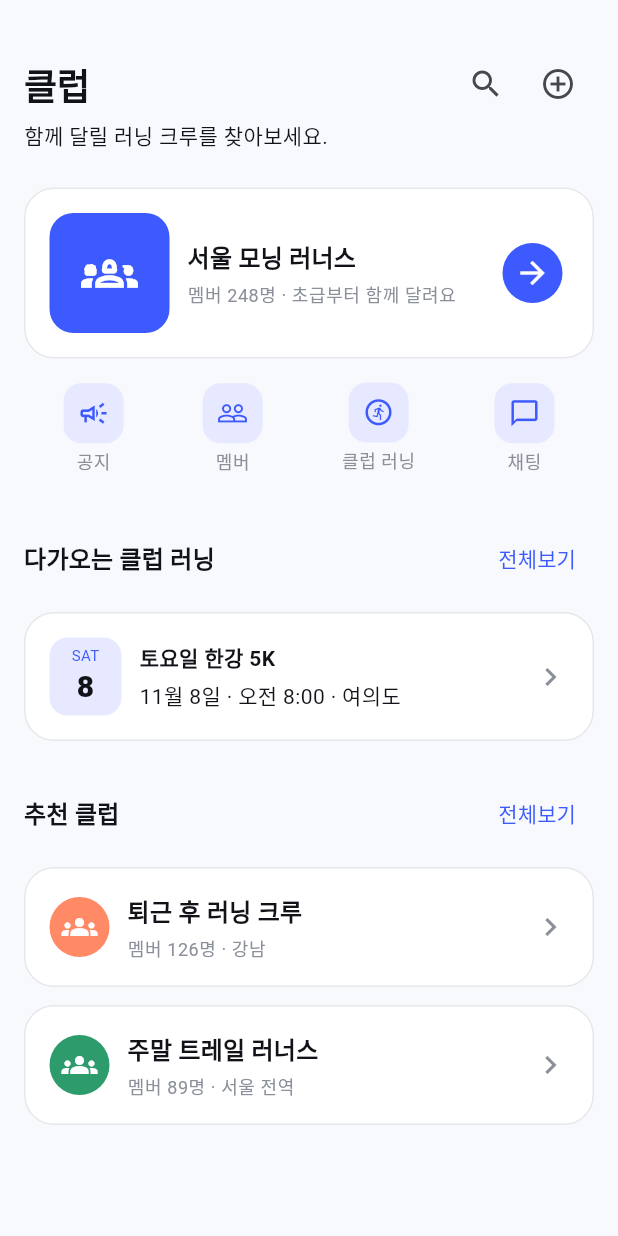
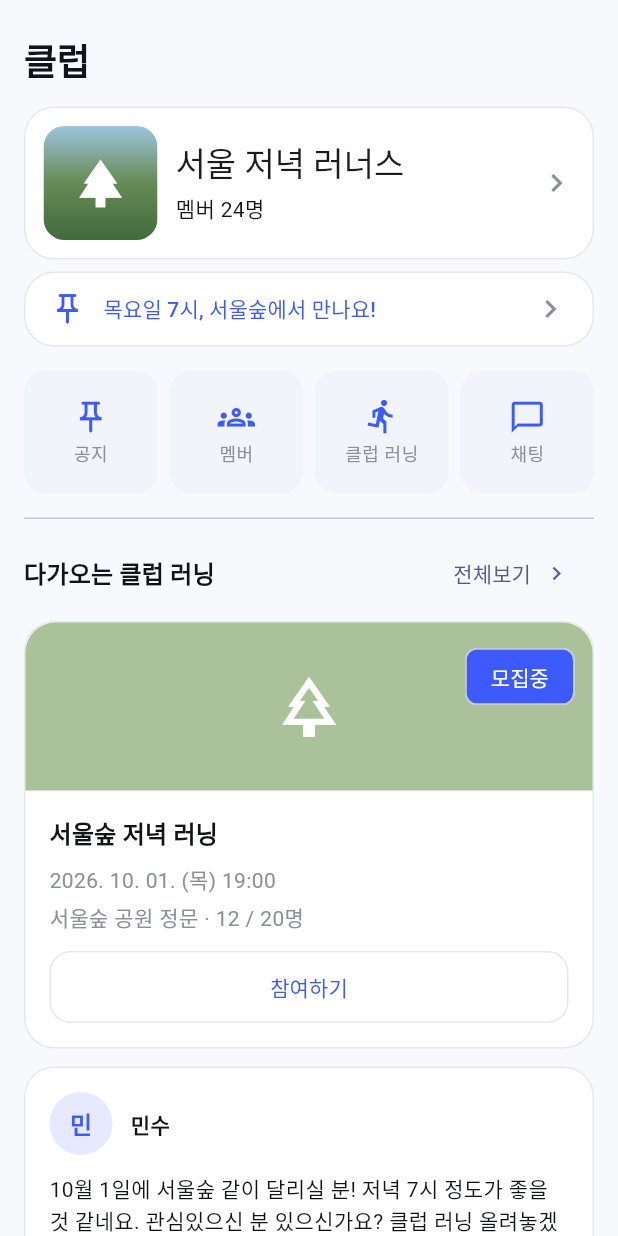
Before and after one commit to leezil/runline, a Flutter app: the ClubScreen widget shown alone on an empty page, opened directly, on a phone screen of 412 x 824 dp. Run offline on Flutter 3.47's test engine with Material 3 defaults, Android fonts, the phone set to English and light mode, and no system bars; our stand-ins replace flutter_secure_storage, geolocator, image_picker, sembast, sembast_web and 1 more; missing offline and left inert: dart:ffi, dart:js_interop, kakao_flutter_sdk_user, kakao_map_sdk; accounts and stored records are empty.

Commit message:
클럽 화면 - UI 시안과 동일하게 수정

```diff
--- a/runline/lib/features/club/club_detail_screens.dart
+++ b/runline/lib/features/club/club_detail_screens.dart
@@ -37,10 +37,10 @@ class ClubRunningScreen extends StatelessWidget {
   Widget build(BuildContext context) => _ClubScaffold(
     title: '클럽 러닝', trailing: const [Icons.search, Icons.add],
     child: ListView(padding: const EdgeInsets.all(AppSpacing.md), children: [
-      const _RunCard(title: '서울숲 저녁 러닝', status: '모집중'), const SizedBox(height: AppSpacing.sm),
-      const _RunCard(title: '뚝섬 한바퀴', status: '모집중'), const SizedBox(height: AppSpacing.lg),
+      const ClubRunCard(title: '서울숲 저녁 러닝', status: '모집중'), const SizedBox(height: AppSpacing.sm),
+      const ClubRunCard(title: '뚝섬 한바퀴', status: '모집중'), const SizedBox(height: AppSpacing.lg),
       Text('지난 클럽 러닝', style: Theme.of(context).textTheme.titleMedium), const SizedBox(height: AppSpacing.sm),
-      const _RunCard(title: '서울숲 저녁 러닝', status: '종료', finished: true),
+      const ClubRunCard(title: '서울숲 저녁 러닝', status: '종료', finished: true),
     ]),
   );
 }
@@ -66,6 +66,75 @@ class _ClubHeader extends StatelessWidget { const _ClubHeader({required this.tit
 class _Avatar extends StatelessWidget { const _Avatar({required this.name, this.muted = false}); final String name; final bool muted; @override Widget build(BuildContext context) => CircleAvatar(radius: 21, backgroundColor: muted ? const Color(0xFFD8D8D8) : const Color(0xFFE6E9FF), child: muted ? null : Text(name.substring(0, 1), style: const TextStyle(fontWeight: FontWeight.w700, color: AppColors.primary))); }
 class _NoticeCard extends StatelessWidget { const _NoticeCard({required this.name, required this.date, required this.message, this.poll = false}); final String name, date, message; final bool poll; @override Widget build(BuildContext context) => AppCard(child: Column(crossAxisAlignment: CrossAxisAlignment.start, children: [Row(children: [_Avatar(name: name), const SizedBox(width: AppSpacing.xs), Text(name, style: Theme.of(context).textTheme.titleMedium), const Spacer(), Text(date, style: Theme.of(context).textTheme.bodySmall)]), const SizedBox(height: AppSpacing.md), Text(message), if (poll) ...[const SizedBox(height: AppSpacing.md), AppButton(label: '참석', onPressed: () {}), const SizedBox(height: AppSpacing.xs), AppButton(label: '불참', onPressed: () {})]])); }
 class _MemberRow extends StatelessWidget { const _MemberRow({required this.name, required this.host, required this.muted}); final String name; final bool host, muted; @override Widget build(BuildContext context) => Padding(padding: const EdgeInsets.symmetric(vertical: AppSpacing.sm), child: Row(children: [_Avatar(name: name, muted: muted), const SizedBox(width: AppSpacing.md), Text(name, style: Theme.of(context).textTheme.titleMedium), if (host) const Padding(padding: EdgeInsets.only(left: 4), child: Icon(Icons.flag_outlined, size: 16, color: AppColors.primary))])); }
-class _RunCard extends StatelessWidget { const _RunCard({required this.title, required this.status, this.finished = false}); final String title, status; final bool finished; @override Widget build(BuildContext context) => AppCard(padding: EdgeInsets.zero, child: Column(crossAxisAlignment: CrossAxisAlignment.start, children: [Container(height: 112, decoration: BoxDecoration(color: finished ? const Color(0xFF9FA3AA) : const Color(0xFFAAC19A), borderRadius: const BorderRadius.vertical(top: Radius.circular(20))), child: Stack(children: [const Center(child: Icon(Icons.park_outlined, color: Colors.white, size: 48)), Positioned(right: AppSpacing.sm, top: AppSpacing.sm, child: Chip(label: Text(status), labelStyle: const TextStyle(color: Colors.white), backgroundColor: finished ? Colors.grey : AppColors.primary))])), Padding(padding: const EdgeInsets.all(AppSpacing.md), child: Column(crossAxisAlignment: CrossAxisAlignment.start, children: [Text(title, style: Theme.of(context).textTheme.titleMedium), const SizedBox(height: AppSpacing.xs), const Text('2026. 10. 01. (목) 19:00', style: TextStyle(color: AppColors.subText)), const SizedBox(height: 4), const Text('서울숲 공원 정문 · 12 / 20명', style: TextStyle(color: AppColors.subText)), const SizedBox(height: AppSpacing.sm), AppButton(label: '참여하기', onPressed: () {}, variant: AppButtonVariant.outlined)]))])); }
+class ClubRunCard extends StatelessWidget {
+  const ClubRunCard({
+    super.key,
+    required this.title,
+    required this.status,
+    this.finished = false,
+  });
+
+  final String title;
+  final String status;
+  final bool finished;
+
+  @override
+  Widget build(BuildContext context) => AppCard(
+    padding: EdgeInsets.zero,
+    child: Column(
+      crossAxisAlignment: CrossAxisAlignment.start,
+      children: [
+        Container(
+          height: 112,
+          decoration: BoxDecoration(
+            color: finished ? const Color(0xFF9FA3AA) : const Color(0xFFAAC19A),
+            borderRadius: const BorderRadius.vertical(top: Radius.circular(20)),
+          ),
+          child: Stack(
+            children: [
+              const Center(
+                child: Icon(Icons.park_outlined, color: Colors.white, size: 48),
+              ),
+              Positioned(
+                right: AppSpacing.sm,
+                top: AppSpacing.sm,
+                child: Chip(
+                  label: Text(status),
+                  labelStyle: const TextStyle(color: Colors.white),
+                  backgroundColor: finished ? Colors.grey : AppColors.primary,
+                ),
+              ),
+            ],
+          ),
+        ),
+        Padding(
+          padding: const EdgeInsets.all(AppSpacing.md),
+          child: Column(
+            crossAxisAlignment: CrossAxisAlignment.start,
+            children: [
+              Text(title, style: Theme.of(context).textTheme.titleMedium),
+              const SizedBox(height: AppSpacing.xs),
+              const Text(
+                '2026. 10. 01. (목) 19:00',
+                style: TextStyle(color: AppColors.subText),
+              ),
+              const SizedBox(height: 4),
+              const Text(
+                '서울숲 공원 정문 · 12 / 20명',
+                style: TextStyle(color: AppColors.subText),
+              ),
+              const SizedBox(height: AppSpacing.sm),
+              AppButton(
+                label: '참여하기',
+                onPressed: () {},
+                variant: AppButtonVariant.outlined,
+              ),
+            ],
+          ),
+        ),
+      ],
+    ),
+  );
+}
 class _OtherMessage extends StatelessWidget { const _OtherMessage({required this.name, required this.text, required this.time}); final String name, text, time; @override Widget build(BuildContext context) => Padding(padding: const EdgeInsets.only(bottom: AppSpacing.sm), child: Row(crossAxisAlignment: CrossAxisAlignment.start, children: [_Avatar(name: name), const SizedBox(width: AppSpacing.xs), Expanded(child: Column(crossAxisAlignment: CrossAxisAlignment.start, children: [Text(name, style: Theme.of(context).textTheme.titleMedium), const SizedBox(height: 4), Container(padding: const EdgeInsets.all(AppSpacing.sm), decoration: BoxDecoration(color: AppColors.primary, borderRadius: BorderRadius.circular(12)), child: Text(text, style: const TextStyle(color: Colors.white)))])), Text(time, style: Theme.of(context).textTheme.bodySmall)])); }
 class _MyMessage extends StatelessWidget { const _MyMessage({required this.text, required this.time}); final String text, time; @override Widget build(BuildContext context) => Padding(padding: const EdgeInsets.only(bottom: AppSpacing.md), child: Row(mainAxisAlignment: MainAxisAlignment.end, crossAxisAlignment: CrossAxisAlignment.end, children: [Text(time, style: Theme.of(context).textTheme.bodySmall), const SizedBox(width: 4), Container(padding: const EdgeInsets.all(AppSpacing.sm), decoration: BoxDecoration(color: const Color(0xFFE9ECF2), borderRadius: BorderRadius.circular(12)), child: Text(text))])); }
--- a/runline/lib/features/club/club_screen.dart
+++ b/runline/lib/features/club/club_screen.dart
@@ -2,192 +2,218 @@ import 'package:flutter/material.dart';
 
 import '../../app/app_colors.dart';
 import '../../app/app_spacing.dart';
+import '../../shared/widgets/app_card.dart';
+import '../feed/widgets/feed_post_card.dart';
 import 'club_detail_screens.dart';
-import '../../shared/widgets/app_button.dart';
-import '../../shared/widgets/app_card.dart';
-import '../../shared/widgets/icon_label_action.dart';
 
 class ClubScreen extends StatelessWidget {
   const ClubScreen({super.key});
+
+  void _open(BuildContext context, Widget screen) {
+    Navigator.of(context).push(MaterialPageRoute<void>(builder: (_) => screen));
+  }
 
   @override
   Widget build(BuildContext context) {
     final textTheme = Theme.of(context).textTheme;
     return ListView(
-      padding: const EdgeInsets.all(AppSpacing.md),
+      padding: const EdgeInsets.fromLTRB(
+        AppSpacing.md,
+        AppSpacing.lg,
+        AppSpacing.md,
+        AppSpacing.xl,
+      ),
       children: [
+        Text('클럽', style: textTheme.headlineMedium),
         const SizedBox(height: AppSpacing.md),
-        Row(
-          children: [
-            Expanded(child: Text('클럽', style: textTheme.headlineMedium)),
-            IconButton(
-              onPressed: () {},
-              icon: const Icon(Icons.search),
-              tooltip: '클럽 검색',
-            ),
-            IconButton(
-              onPressed: () {},
-              icon: const Icon(Icons.add_circle_outline),
-              tooltip: '클럽 만들기',
-            ),
-          ],
-        ),
-        Text('함께 달릴 러닝 크루를 찾아보세요.', style: textTheme.bodyMedium),
-        const SizedBox(height: AppSpacing.lg),
         AppCard(
+          padding: const EdgeInsets.all(AppSpacing.sm),
           child: Row(
             children: [
-              Container(
-                width: 80,
-                height: 80,
-                decoration: BoxDecoration(
-                  color: AppColors.primary,
-                  borderRadius: BorderRadius.circular(16),
-                ),
-                child: const Icon(Icons.groups_2_outlined, color: Colors.white, size: 38),
-              ),
+              const _ClubCover(size: 76),
               const SizedBox(width: AppSpacing.sm),
               Expanded(
                 child: Column(
                   crossAxisAlignment: CrossAxisAlignment.start,
                   children: [
-                    Text('서울 모닝 러너스', style: textTheme.titleMedium),
+                    Text('서울 저녁 러너스', style: textTheme.titleLarge),
                     const SizedBox(height: AppSpacing.xxs),
-                    Text('멤버 248명 · 초급부터 함께 달려요', style: textTheme.bodySmall),
+                    Text('멤버 24명', style: textTheme.bodyMedium),
                   ],
                 ),
               ),
-              IconButton(
-                onPressed: () {},
-                icon: const Icon(Icons.arrow_forward),
-                tooltip: '클럽 둘러보기',
-                style: IconButton.styleFrom(
-                  foregroundColor: Colors.white,
-                  backgroundColor: AppColors.primary,
+              const Icon(Icons.chevron_right, color: AppColors.subText),
+            ],
+          ),
+        ),
+        const SizedBox(height: AppSpacing.xs),
+        AppCard(
+          padding: const EdgeInsets.symmetric(
+            horizontal: AppSpacing.md,
+            vertical: AppSpacing.sm,
+          ),
+          child: Row(
+            children: [
+              const Icon(Icons.push_pin_outlined, color: AppColors.primary),
+              const SizedBox(width: AppSpacing.sm),
+              Expanded(
+                child: Text(
+                  '목요일 7시, 서울숲에서 만나요!',
+                  style: textTheme.labelLarge?.copyWith(
+                    color: AppColors.primary,
+                  ),
+                ),
+              ),
+              const Icon(Icons.chevron_right, color: AppColors.subText),
+            ],
+          ),
+        ),
+        const SizedBox(height: AppSpacing.md),
+        Row(
+          children: [
+            Expanded(
+              child: _ClubAction(
+                label: '공지',
+                icon: Icons.push_pin_outlined,
+                onTap: () => _open(context, const ClubNoticesScreen()),
+              ),
+            ),
+            const SizedBox(width: AppSpacing.xs),
+            Expanded(
+              child: _ClubAction(
+                label: '멤버',
+                icon: Icons.groups_outlined,
+                onTap: () => _open(context, const ClubMembersScreen()),
+              ),
+            ),
+            const SizedBox(width: AppSpacing.xs),
+            Expanded(
+              child: _ClubAction(
+                label: '클럽 러닝',
+                icon: Icons.directions_run,
+                onTap: () => _open(context, const ClubRunningScreen()),
+              ),
+            ),
+            const SizedBox(width: AppSpacing.xs),
+            Expanded(
+              child: _ClubAction(
+                label: '채팅',
+                icon: Icons.chat_bubble_outline,
+                onTap: () => _open(context, const ClubChatScreen()),
               ),
             ),
           ],
         ),
-        ),
-        const SizedBox(height: AppSpacing.xs),
-        Row(
-          mainAxisAlignment: MainAxisAlignment.spaceAround,
-          children: [
-            IconLabelAction(label: '공지', icon: Icons.campaign_outlined, onPressed: () => Navigator.of(context).push(MaterialPageRoute(builder: (_) => const ClubNoticesScreen()))),
-            IconLabelAction(label: '멤버', icon: Icons.people_outline, onPressed: () => Navigator.of(context).push(MaterialPageRoute(builder: (_) => const ClubMembersScreen()))),
-            IconLabelAction(label: '클럽 러닝', icon: Icons.run_circle_outlined, onPressed: () => Navigator.of(context).push(MaterialPageRoute(builder: (_) => const ClubRunningScreen()))),
-            IconLabelAction(label: '채팅', icon: Icons.chat_bubble_outline, onPressed: () => Navigator.of(context).push(MaterialPageRoute(builder: (_) => const ClubChatScreen()))),
-          ],
-        ),
-        const SizedBox(height: AppSpacing.lg),
+        const SizedBox(height: AppSpacing.md),
+        const Divider(height: 1),
+        const SizedBox(height: AppSpacing.sm),
         Row(
           children: [
-            Text('다가오는 클럽 러닝', style: textTheme.titleMedium),
-            const Spacer(),
-            AppButton(
-              label: '전체보기',
-              onPressed: () {},
-              variant: AppButtonVariant.text,
-              expand: false,
+            Expanded(
+              child: Text('다가오는 클럽 러닝', style: textTheme.titleMedium),
+            ),
+            TextButton.icon(
+              onPressed: () => _open(context, const ClubRunningScreen()),
+              iconAlignment: IconAlignment.end,
+              icon: const Icon(Icons.chevron_right, size: 18),
+              label: const Text('전체보기'),
             ),
           ],
         ),
+        const SizedBox(height: AppSpacing.xs),
+        const ClubRunCard(title: '서울숲 저녁 러닝', status: '모집중'),
         const SizedBox(height: AppSpacing.sm),
-        const AppCard(
-          child: Row(
-            children: [
-              _DateBadge(),
-              SizedBox(width: AppSpacing.sm),
-              Expanded(
+        const FeedPostCard(
           child: Column(
             crossAxisAlignment: CrossAxisAlignment.start,
             children: [
-                    Text('토요일 한강 5K', style: TextStyle(fontWeight: FontWeight.w700)),
-                    SizedBox(height: AppSpacing.xxs),
-                    Text('11월 8일 · 오전 8:00 · 여의도'),
+              Row(
+                children: [
+                  CircleAvatar(
+                    radius: 21,
+                    backgroundColor: Color(0xFFE6E9FF),
+                    child: Text(
+                      '민',
+                      style: TextStyle(
+                        color: AppColors.primary,
+                        fontWeight: FontWeight.w700,
+                      ),
+                    ),
+                  ),
+                  SizedBox(width: AppSpacing.sm),
+                  Text('민수', style: TextStyle(fontWeight: FontWeight.w700)),
                 ],
               ),
+              SizedBox(height: AppSpacing.sm),
+              Text(
+                '10월 1일에 서울숲 같이 달리실 분! 저녁 7시 정도가 좋을 것 같네요. 관심있으신 분 있으신가요? 클럽 러닝 올려놓겠습니다. 😊',
               ),
-              Icon(Icons.chevron_right, color: AppColors.subText),
-            ],
-          ),
-        ),
-        const SizedBox(height: AppSpacing.lg),
+              SizedBox(height: AppSpacing.sm),
               Row(
                 children: [
-            Text('추천 클럽', style: textTheme.titleMedium),
-            const Spacer(),
-            AppButton(
-              label: '전체보기',
-              onPressed: () {},
-              variant: AppButtonVariant.text,
-              expand: false,
+                  Icon(Icons.chat_bubble_outline, size: 18),
+                  SizedBox(width: AppSpacing.xs),
+                  Text('10'),
+                ],
               ),
             ],
           ),
-        const SizedBox(height: AppSpacing.sm),
-        const _ClubListItem(
-          name: '퇴근 후 러닝 크루',
-          detail: '멤버 126명 · 강남',
-          color: Color(0xFFFF8A65),
-        ),
-        const SizedBox(height: AppSpacing.sm),
-        const _ClubListItem(
-          name: '주말 트레일 러너스',
-          detail: '멤버 89명 · 서울 전역',
-          color: Color(0xFF2E9B6C),
         ),
       ],
     );
   }
 }
 
-class _DateBadge extends StatelessWidget {
-  const _DateBadge();
+class _ClubAction extends StatelessWidget {
+  const _ClubAction({required this.label, required this.icon, required this.onTap});
+
+  final String label;
+  final IconData icon;
+  final VoidCallback onTap;
 
   @override
-  Widget build(BuildContext context) => Container(
-    width: 48,
-    height: 52,
-    decoration: BoxDecoration(
-      color: const Color(0xFFE6E9FF),
-      borderRadius: BorderRadius.circular(12),
-    ),
-    child: const Column(
+  Widget build(BuildContext context) => Material(
+    color: const Color(0xFFF1F4FB),
+    borderRadius: BorderRadius.circular(14),
+    child: InkWell(
+      onTap: onTap,
+      borderRadius: BorderRadius.circular(14),
+      child: SizedBox(
+        height: 82,
+        child: Column(
           mainAxisAlignment: MainAxisAlignment.center,
           children: [
-        Text('SAT', style: TextStyle(fontSize: 10, color: AppColors.primary)),
-        Text('8', style: TextStyle(fontSize: 20, fontWeight: FontWeight.w800)),
+            Icon(icon, color: AppColors.primary, size: 25),
+            const SizedBox(height: AppSpacing.xxs),
+            Text(label, style: Theme.of(context).textTheme.bodySmall),
           ],
+        ),
+      ),
     ),
   );
 }
 
-class _ClubListItem extends StatelessWidget {
-  const _ClubListItem({required this.name, required this.detail, required this.color});
+class _ClubCover extends StatelessWidget {
+  const _ClubCover({required this.size});
 
-  final String name;
-  final String detail;
-  final Color color;
+  final double size;
 
   @override
-  Widget build(BuildContext context) => AppCard(
-    child: Row(
-      children: [
-        CircleAvatar(backgroundColor: color, child: const Icon(Icons.groups, color: Colors.white)),
-        const SizedBox(width: AppSpacing.sm),
-        Expanded(
-          child: Column(
-            crossAxisAlignment: CrossAxisAlignment.start,
-            children: [
-              Text(name, style: Theme.of(context).textTheme.titleMedium),
-              const SizedBox(height: AppSpacing.xxs),
-              Text(detail, style: Theme.of(context).textTheme.bodySmall),
-            ],
+  Widget build(BuildContext context) => ClipRRect(
+    borderRadius: BorderRadius.circular(14),
+    child: SizedBox(
+      width: size,
+      height: size,
+      child: DecoratedBox(
+        decoration: const BoxDecoration(
+          gradient: LinearGradient(
+            begin: Alignment.topCenter,
+            end: Alignment.bottomCenter,
+            colors: [Color(0xFF9CC5DC), Color(0xFF668A55), Color(0xFF426A3E)],
           ),
         ),
-        const Icon(Icons.chevron_right, color: AppColors.subText),
-      ],
+        child: const Icon(Icons.park, color: Colors.white, size: 38),
+      ),
     ),
   );
 }
--- a/runline/lib/features/feed/feed_screen.dart
+++ b/runline/lib/features/feed/feed_screen.dart
@@ -4,10 +4,10 @@ import '../../app/app_spacing.dart';
 import '../../shared/media/image_compose_screen.dart';
 import '../../shared/media/runline_api.dart';
 import '../../shared/media/runline_image.dart';
-import '../../shared/widgets/app_card.dart';
 import 'feed_profile_screen.dart';
 import 'feed_post_screen.dart';
 import 'widgets/feed_avatar.dart';
+import 'widgets/feed_post_card.dart';
 
 class FeedScreen extends StatefulWidget {
   const FeedScreen({super.key, this.api});
@@ -215,7 +215,7 @@ class _FeedScreenState extends State<FeedScreen> {
           for (final post in _posts)
             Padding(
               padding: const EdgeInsets.only(bottom: 16),
-              child: AppCard(
+              child: FeedPostCard(
                 child: Column(
                   crossAxisAlignment: CrossAxisAlignment.start,
                   children: [
--- /dev/null
+++ b/runline/lib/features/feed/widgets/feed_post_card.dart
@@ -0,0 +1,36 @@
+import 'package:flutter/material.dart';
+
+import '../../../app/app_colors.dart';
+import '../../../app/app_spacing.dart';
+
+/// Shared surface and tap behavior for feed posts shown in timelines and previews.
+class FeedPostCard extends StatelessWidget {
+  const FeedPostCard({
+    super.key,
+    required this.child,
+    this.onTap,
+    this.padding = const EdgeInsets.all(AppSpacing.md),
+  });
+
+  final Widget child;
+  final VoidCallback? onTap;
+  final EdgeInsetsGeometry padding;
+
+  @override
+  Widget build(BuildContext context) => Material(
+    color: AppColors.surface,
+    borderRadius: BorderRadius.circular(20),
+    child: InkWell(
+      onTap: onTap,
+      borderRadius: BorderRadius.circular(20),
+      child: Container(
+        padding: padding,
+        decoration: BoxDecoration(
+          border: Border.all(color: AppColors.border),
+          borderRadius: BorderRadius.circular(20),
+        ),
+        child: child,
+      ),
+    ),
+  );
+}
```
Lines whose indentation alone changed are shown as unchanged.
